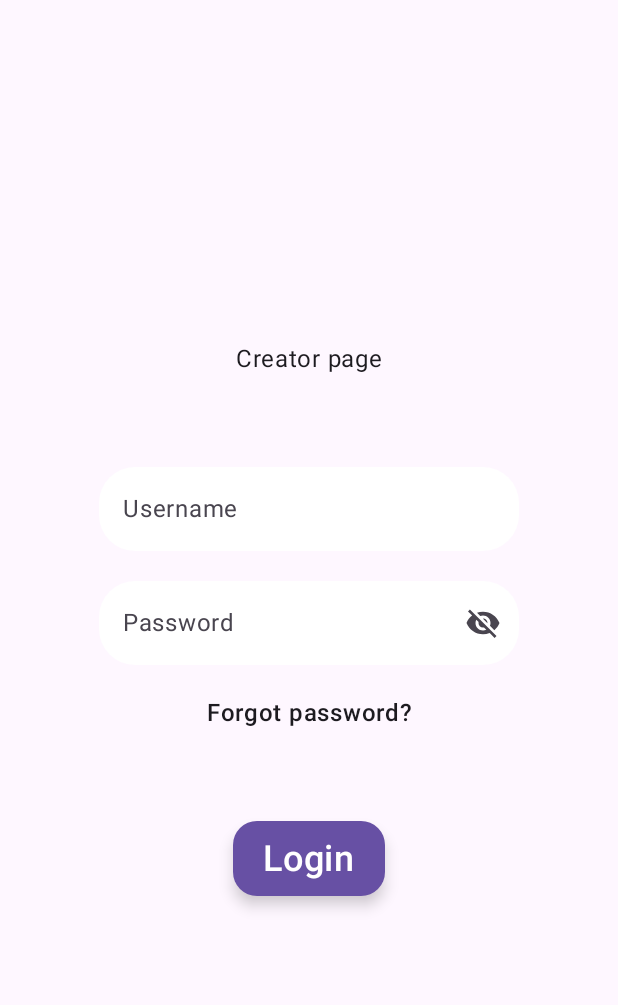
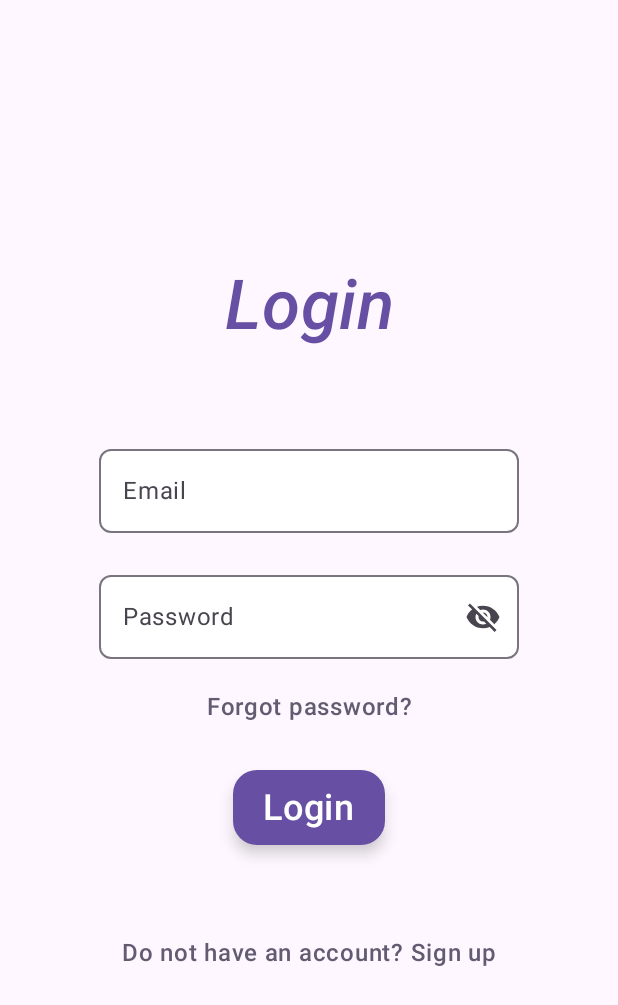
Before and after one commit to GudokVlad-Pilot/QuestCreator, an Android app built with Jetpack Compose: the screen it shows after launch (MainActivity), after a tap on "I am creator", on a phone screen of 412 x 824 dp. Shown: the top 1005 px of the screen. Run offline under Robolectric (Android 15) with nearby library versions, the phone set to English and light mode, and no system bars.

```diff
--- /dev/null
+++ b/app/src/main/java/com/example/questcreator/creator/CreatorLoginPage.kt
@@ -0,0 +1,164 @@
+package com.example.questcreator.creator
+
+import android.widget.Toast
+import androidx.compose.foundation.clickable
+import androidx.compose.foundation.layout.Arrangement
+import androidx.compose.foundation.layout.Column
+import androidx.compose.foundation.layout.Spacer
+import androidx.compose.foundation.layout.fillMaxSize
+import androidx.compose.foundation.layout.height
+import androidx.compose.foundation.layout.imePadding
+import androidx.compose.foundation.layout.wrapContentWidth
+import androidx.compose.foundation.rememberScrollState
+import androidx.compose.foundation.shape.RoundedCornerShape
+import androidx.compose.foundation.text.KeyboardOptions
+import androidx.compose.foundation.verticalScroll
+import androidx.compose.material.icons.Icons
+import androidx.compose.material.icons.filled.Visibility
+import androidx.compose.material.icons.filled.VisibilityOff
+import androidx.compose.material3.ExperimentalMaterial3Api
+import androidx.compose.material3.ExtendedFloatingActionButton
+import androidx.compose.material3.Icon
+import androidx.compose.material3.IconButton
+import androidx.compose.material3.MaterialTheme
+import androidx.compose.material3.OutlinedTextField
+import androidx.compose.material3.Surface
+import androidx.compose.material3.Text
+import androidx.compose.material3.TextFieldDefaults
+import androidx.compose.runtime.Composable
+import androidx.compose.runtime.getValue
+import androidx.compose.runtime.mutableStateOf
+import androidx.compose.runtime.saveable.rememberSaveable
+import androidx.compose.runtime.setValue
+import androidx.compose.ui.Alignment
+import androidx.compose.ui.Modifier
+import androidx.compose.ui.platform.LocalContext
+import androidx.compose.ui.text.font.FontStyle
+import androidx.compose.ui.text.font.FontWeight
+import androidx.compose.ui.text.input.KeyboardType
+import androidx.compose.ui.text.input.PasswordVisualTransformation
+import androidx.compose.ui.text.input.VisualTransformation
+import androidx.compose.ui.text.style.TextAlign
+import androidx.compose.ui.tooling.preview.Preview
+import androidx.compose.ui.unit.dp
+import androidx.compose.ui.unit.sp
+import androidx.navigation.NavController
+import com.example.questcreator.navigation.Screen
+import com.example.questcreator.ui.theme.QuestCreatorTheme
+
+@OptIn(ExperimentalMaterial3Api::class)
+@Composable
+fun CreatorLoginScreen(navController: NavController) {
+    var username by rememberSaveable {mutableStateOf("")}
+    var password by rememberSaveable {mutableStateOf("")}
+    var passwordVisible by rememberSaveable { mutableStateOf(false) }
+    val context = LocalContext.current
+    Surface(color = MaterialTheme.colorScheme.background) {
+        Column(
+            modifier = Modifier
+                .fillMaxSize()
+                .verticalScroll(rememberScrollState()),
+            verticalArrangement = Arrangement.Center,
+            horizontalAlignment = Alignment.CenterHorizontally,
+        ) {
+            Text(
+                text = "Login",
+                color = MaterialTheme.colorScheme.primary,
+                fontSize = 46.sp,
+                textAlign = TextAlign.Center,
+                fontWeight = FontWeight.Medium,
+                fontStyle = FontStyle.Italic,
+            )
+            Spacer(modifier = Modifier.height(60.dp))
+            OutlinedTextField(
+                value = username,
+                onValueChange = { username = it },
+                colors = TextFieldDefaults.textFieldColors(
+                    containerColor = MaterialTheme.colorScheme.onPrimary,
+                    focusedIndicatorColor = MaterialTheme.colorScheme.primary,
+                    unfocusedIndicatorColor = MaterialTheme.colorScheme.outline,
+                    disabledIndicatorColor = MaterialTheme.colorScheme.surfaceVariant,
+                ),
+                singleLine = true,
+                label = {
+                    Text("Email", fontSize = 16.sp)
+                },
+                shape = RoundedCornerShape(8.dp),
+                modifier = Modifier.imePadding()
+            )
+            Spacer(modifier = Modifier.height(20.dp))
+            OutlinedTextField(
+                value = password,
+                onValueChange = { password = it },
+                colors = TextFieldDefaults.textFieldColors(
+                    containerColor = MaterialTheme.colorScheme.onPrimary,
+                    focusedIndicatorColor = MaterialTheme.colorScheme.primary,
+                    unfocusedIndicatorColor = MaterialTheme.colorScheme.outline,
+                    disabledIndicatorColor = MaterialTheme.colorScheme.surfaceVariant,
+                ),
+                singleLine = true,
+                label = {
+                    Text("Password", fontSize = 16.sp)
+                },
+                visualTransformation = if (passwordVisible) VisualTransformation.None else PasswordVisualTransformation(),
+                keyboardOptions = KeyboardOptions(keyboardType = KeyboardType.Password),
+                trailingIcon = {
+                    val image = if (passwordVisible)
+                        Icons.Filled.Visibility
+                    else Icons.Filled.VisibilityOff
+                    val description = if (passwordVisible) "Hide password" else "Show password"
+
+                    IconButton(onClick = { passwordVisible = !passwordVisible }) {
+                        Icon(imageVector = image, description)
+                    }
+                },
+                shape = RoundedCornerShape(8.dp),
+                modifier = Modifier.imePadding()
+            )
+            Spacer(modifier = Modifier.height(20.dp))
+            Text(text = "Forgot password?",
+                fontSize = 16.sp,
+                textAlign = TextAlign.Center,
+                fontWeight = FontWeight.Medium,
+                modifier = Modifier.clickable {
+                    Toast.makeText(context, "In progress...", Toast.LENGTH_SHORT).show()
+                },
+                color = MaterialTheme.colorScheme.secondary
+            )
+            Spacer(modifier = Modifier.height(30.dp))
+            ExtendedFloatingActionButton(
+                onClick = {
+                    //TODO write login logic
+                },
+                content = { Text("Login", fontSize = 24.sp, color = MaterialTheme.colorScheme.onPrimary) },
+                containerColor = MaterialTheme.colorScheme.primary,
+                modifier = Modifier
+                    .wrapContentWidth()
+                    .height(50.dp),
+            )
+            Spacer(modifier = Modifier.height(60.dp))
+            Text(text = "Do not have an account? Sign up",
+                fontSize = 16.sp,
+                textAlign = TextAlign.Center,
+                fontWeight = FontWeight.Medium,
+                modifier = Modifier.clickable {
+                    navController.navigate(Screen.CreatorSignUpScreen.route)
+                },
+                color = MaterialTheme.colorScheme.secondary
+            )
+        }
+    }
+}
+
+/**
+ * Preview function
+ */
+
+@Preview(showBackground = true)
+@Composable
+fun PreviewCreatorLogin() {
+    QuestCreatorTheme() {
+        val context = LocalContext.current
+        CreatorLoginScreen(navController = NavController(context))
+    }
+}
--- a/app/src/main/java/com/example/questcreator/general/LandingPage.kt
+++ b/app/src/main/java/com/example/questcreator/general/LandingPage.kt
@@ -44,7 +44,7 @@ fun LandingScreen(navController: NavController) {
         Spacer(modifier = Modifier.height(30.dp))
         ExtendedFloatingActionButton(
             onClick = {
-                navController.navigate(Screen.CreatorScreen.route)
+                navController.navigate(Screen.CreatorLoginScreen.route)
             },
             content = { Text("I am creator", fontSize = 24.sp, color = Color(0xFFC9CBD5),) },
             modifier = Modifier
--- a/app/src/main/java/com/example/questcreator/navigation/Navigation.kt
+++ b/app/src/main/java/com/example/questcreator/navigation/Navigation.kt
@@ -10,7 +10,8 @@ import androidx.navigation.NavHostController
 import androidx.navigation.compose.NavHost
 import androidx.navigation.compose.composable
 import androidx.navigation.compose.rememberNavController
-import com.example.questcreator.creator.CreatorScreen
+import com.example.questcreator.creator.CreatorLoginScreen
+import com.example.questcreator.creator.CreatorSignUpScreen
 import com.example.questcreator.general.LandingScreen
 import com.example.questcreator.player.LoginScreen
 
@@ -23,8 +24,11 @@ fun Navigation(navController: NavHostController = rememberNavController()) {
         composable(route = Screen.LoginScreen.route) {
             LoginScreen(navController = navController)
         }
-        composable(route = Screen.CreatorScreen.route) {
-            CreatorScreen(navController = navController)
+        composable(route = Screen.CreatorLoginScreen.route) {
+            CreatorLoginScreen(navController = navController)
+        }
+        composable(route = Screen.CreatorSignUpScreen.route) {
+            CreatorSignUpScreen(navController = navController)
         }
     }
 }
--- a/app/src/main/java/com/example/questcreator/navigation/Screen.kt
+++ b/app/src/main/java/com/example/questcreator/navigation/Screen.kt
@@ -3,5 +3,6 @@ package com.example.questcreator.navigation
 sealed class Screen(val route: String) {
     object LoginScreen : Screen("login")
     object LandingScreen : Screen("landing")
-    object CreatorScreen : Screen("creator")
+    object CreatorLoginScreen : Screen("creator_login")
+    object CreatorSignUpScreen : Screen("creator_sign_up")
 }
```
Also changed, not shown: app/src/main/java/com/example/questcreator/creator/CreatorSignUpPage.kt (renamed from app/src/main/java/com/example/questcreator/creator/CreatorPage.kt, +72 -35 lines).
